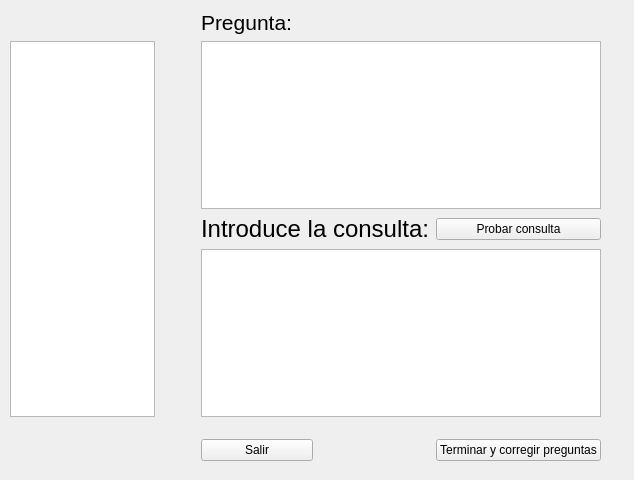
First picture: the form in sql_judge/view/qt_view/exam/exam_view.ui, repository r4ulill0/gui_dbjudge, before the edit.
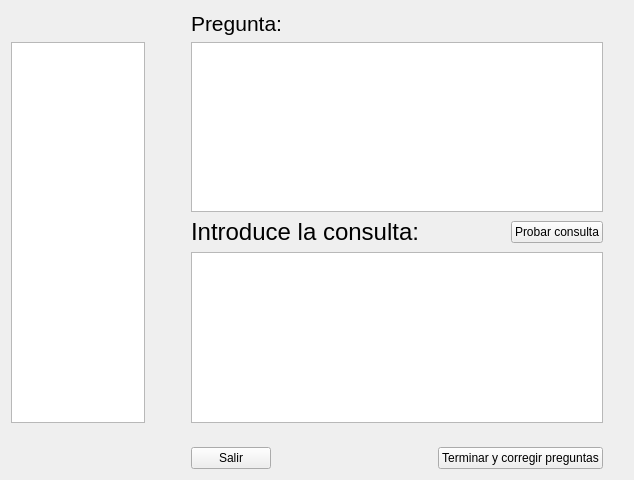
Second picture: the form after the edit.

Commit message: Added resizable windows functionality in all views

Patch:
```diff
--- a/sql_judge/view/qt_view/exam/exam_view.ui
+++ b/sql_judge/view/qt_view/exam/exam_view.ui
@@ -13,50 +13,10 @@
   <property name="windowTitle">
    <string>Exam</string>
   </property>
-  <widget class="QWidget" name="gridLayoutWidget">
-   <property name="geometry">
-    <rect>
-     <x>10</x>
-     <y>10</y>
-     <width>611</width>
-     <height>451</height>
-    </rect>
-   </property>
+  <layout class="QGridLayout" name="gridLayout_2">
+   <item row="0" column="0">
    <layout class="QGridLayout" name="gridLayout">
-    <item row="5" column="2">
-     <widget class="QPushButton" name="exit_button">
-      <property name="text">
-       <string>Salir</string>
-      </property>
-     </widget>
-    </item>
-    <item row="0" column="2">
-     <widget class="QLabel" name="label_2">
-      <property name="sizePolicy">
-       <sizepolicy hsizetype="Preferred" vsizetype="Preferred">
-        <horstretch>0</horstretch>
-        <verstretch>0</verstretch>
-       </sizepolicy>
-      </property>
-      <property name="text">
-       <string>&lt;html&gt;&lt;head/&gt;&lt;body&gt;&lt;p&gt;&lt;span style=&quot; font-size:16pt;&quot;&gt;Pregunta:&lt;/span&gt;&lt;/p&gt;&lt;/body&gt;&lt;/html&gt;</string>
-      </property>
-     </widget>
-    </item>
-    <item row="2" column="5">
-     <spacer name="verticalSpacer">
-      <property name="orientation">
-       <enum>Qt::Vertical</enum>
-      </property>
-      <property name="sizeHint" stdset="0">
-       <size>
-        <width>20</width>
-        <height>40</height>
-       </size>
-      </property>
-     </spacer>
-    </item>
-    <item row="1" column="2" colspan="3">
+     <item row="1" column="2" colspan="5">
      <widget class="QTextBrowser" name="database_output">
       <property name="sizePolicy">
        <sizepolicy hsizetype="Expanding" vsizetype="Expanding">
@@ -66,14 +26,11 @@
       </property>
      </widget>
     </item>
-    <item row="1" column="1">
-     <spacer name="horizontalSpacer">
+     <item row="5" column="7">
+      <spacer name="horizontalSpacer_2">
       <property name="orientation">
        <enum>Qt::Horizontal</enum>
       </property>
-      <property name="sizeType">
-       <enum>QSizePolicy::MinimumExpanding</enum>
-      </property>
       <property name="sizeHint" stdset="0">
        <size>
         <width>40</width>
@@ -82,14 +39,10 @@
       </property>
      </spacer>
     </item>
-    <item row="5" column="4">
-     <widget class="QPushButton" name="generate_report_button">
-      <property name="text">
-       <string>Terminar y corregir preguntas</string>
-      </property>
-     </widget>
-    </item>
-    <item row="0" column="3" colspan="2">
+     <item row="1" column="0" rowspan="3">
+      <widget class="QListView" name="question_list"/>
+     </item>
+     <item row="0" column="3" colspan="4">
      <widget class="QLabel" name="question">
       <property name="sizePolicy">
        <sizepolicy hsizetype="Preferred" vsizetype="Preferred">
@@ -102,40 +55,7 @@
       </property>
      </widget>
     </item>
-    <item row="5" column="5">
-     <spacer name="horizontalSpacer_2">
-      <property name="orientation">
-       <enum>Qt::Horizontal</enum>
-      </property>
-      <property name="sizeHint" stdset="0">
-       <size>
-        <width>40</width>
-        <height>20</height>
-       </size>
-      </property>
-     </spacer>
-    </item>
-    <item row="2" column="4">
-     <widget class="QPushButton" name="test_button">
-      <property name="text">
-       <string>Probar consulta</string>
-      </property>
-     </widget>
-    </item>
-    <item row="4" column="2">
-     <spacer name="verticalSpacer_2">
-      <property name="orientation">
-       <enum>Qt::Vertical</enum>
-      </property>
-      <property name="sizeHint" stdset="0">
-       <size>
-        <width>20</width>
-        <height>40</height>
-       </size>
-      </property>
-     </spacer>
-    </item>
-    <item row="3" column="2" colspan="3">
+     <item row="3" column="2" colspan="5">
      <widget class="QPlainTextEdit" name="plainTextEdit"/>
     </item>
     <item row="5" column="3">
@@ -158,11 +78,123 @@
       </property>
      </widget>
     </item>
-    <item row="1" column="0" rowspan="3">
-     <widget class="QListView" name="question_list"/>
-    </item>
-   </layout>
-  </widget>
+     <item row="2" column="7">
+      <spacer name="verticalSpacer">
+       <property name="orientation">
+        <enum>Qt::Vertical</enum>
+       </property>
+       <property name="sizeHint" stdset="0">
+        <size>
+         <width>20</width>
+         <height>40</height>
+        </size>
+       </property>
+      </spacer>
+     </item>
+     <item row="5" column="2">
+      <widget class="QPushButton" name="exit_button">
+       <property name="sizePolicy">
+        <sizepolicy hsizetype="Fixed" vsizetype="Fixed">
+         <horstretch>0</horstretch>
+         <verstretch>0</verstretch>
+        </sizepolicy>
+       </property>
+       <property name="text">
+        <string>Salir</string>
+       </property>
+      </widget>
+     </item>
+     <item row="5" column="6">
+      <widget class="QPushButton" name="generate_report_button">
+       <property name="sizePolicy">
+        <sizepolicy hsizetype="Fixed" vsizetype="Fixed">
+         <horstretch>0</horstretch>
+         <verstretch>0</verstretch>
+        </sizepolicy>
+       </property>
+       <property name="text">
+        <string>Terminar y corregir preguntas</string>
+       </property>
+      </widget>
+     </item>
+     <item row="1" column="1">
+      <spacer name="horizontalSpacer">
+       <property name="orientation">
+        <enum>Qt::Horizontal</enum>
+       </property>
+       <property name="sizeType">
+        <enum>QSizePolicy::MinimumExpanding</enum>
+       </property>
+       <property name="sizeHint" stdset="0">
+        <size>
+         <width>40</width>
+         <height>20</height>
+        </size>
+       </property>
+      </spacer>
+     </item>
+     <item row="0" column="2">
+      <widget class="QLabel" name="label_2">
+       <property name="sizePolicy">
+        <sizepolicy hsizetype="Preferred" vsizetype="Preferred">
+         <horstretch>0</horstretch>
+         <verstretch>0</verstretch>
+        </sizepolicy>
+       </property>
+       <property name="text">
+        <string>&lt;html&gt;&lt;head/&gt;&lt;body&gt;&lt;p&gt;&lt;span style=&quot; font-size:16pt;&quot;&gt;Pregunta:&lt;/span&gt;&lt;/p&gt;&lt;/body&gt;&lt;/html&gt;</string>
+       </property>
+      </widget>
+     </item>
+     <item row="4" column="2">
+      <spacer name="verticalSpacer_2">
+       <property name="orientation">
+        <enum>Qt::Vertical</enum>
+       </property>
+       <property name="sizeHint" stdset="0">
+        <size>
+         <width>20</width>
+         <height>40</height>
+        </size>
+       </property>
+      </spacer>
+     </item>
+     <item row="2" column="4" colspan="3">
+      <layout class="QHBoxLayout" name="horizontalLayout">
+       <property name="spacing">
+        <number>0</number>
+       </property>
+       <item>
+        <spacer name="horizontalSpacer_4">
+         <property name="orientation">
+          <enum>Qt::Horizontal</enum>
+         </property>
+         <property name="sizeHint" stdset="0">
+          <size>
+           <width>40</width>
+           <height>20</height>
+          </size>
+         </property>
+        </spacer>
+       </item>
+       <item>
+        <widget class="QPushButton" name="test_button">
+         <property name="sizePolicy">
+          <sizepolicy hsizetype="Fixed" vsizetype="Fixed">
+           <horstretch>0</horstretch>
+           <verstretch>0</verstretch>
+          </sizepolicy>
+         </property>
+         <property name="text">
+          <string>Probar consulta</string>
+         </property>
+        </widget>
+       </item>
+      </layout>
+     </item>
+    </layout>
+   </item>
+  </layout>
  </widget>
  <resources/>
  <connections/>
```
Lines whose indentation alone changed are shown as unchanged. The commit also changes 11 other files.
